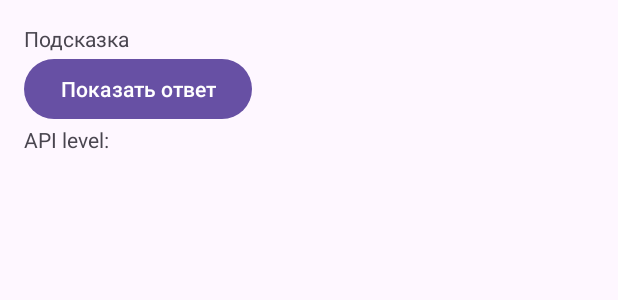
After one commit to PumpkinFox13/GeoQuiz, an Android app: the layout activity_cheat.xml on its own in the app's theme, with its tools: preview values and no code run, on a phone screen of 412 x 824 dp. The commit adds this screen. Shown: the top 300 px of the screen. Run offline under Robolectric (Android 15) with nearby library versions, the phone set to English and light mode, and no system bars.

Commit message:
popitka sdelat knopky CHEAT

```diff
--- a/app/src/main/AndroidManifest.xml
+++ b/app/src/main/AndroidManifest.xml
@@ -13,6 +13,9 @@
         android:theme="@style/Theme.GeoQuiz"
         tools:targetApi="31">
         <activity
+            android:name=".CheatActivity"
+            android:exported="false" />
+        <activity
             android:name=".MainActivity"
             android:exported="true">
             <intent-filter>
--- /dev/null
+++ b/app/src/main/res/layout/activity_cheat.xml
@@ -0,0 +1,26 @@
+<?xml version="1.0" encoding="utf-8"?>
+<LinearLayout xmlns:android="http://schemas.android.com/apk/res/android"
+    android:layout_width="match_parent"
+    android:layout_height="match_parent"
+    android:orientation="vertical"
+    android:padding="16dp">
+
+    <TextView
+        android:id="@+id/answer_text_view"
+        android:layout_width="wrap_content"
+        android:layout_height="wrap_content"
+        android:text="Подсказка" />
+
+    <Button
+        android:id="@+id/show_answer_button"
+        android:layout_width="wrap_content"
+        android:layout_height="wrap_content"
+        android:text="Показать ответ" />
+
+    <TextView
+        android:id="@+id/api_level_text_view"
+        android:layout_width="wrap_content"
+        android:layout_height="wrap_content"
+        android:text="API level: " />
+
+</LinearLayout>
--- a/app/src/main/res/layout/activity_main.xml
+++ b/app/src/main/res/layout/activity_main.xml
@@ -11,7 +11,8 @@
         android:layout_width="match_parent"
         android:layout_height="match_parent"
         android:gravity="center"
-        android:orientation="vertical">
+        android:orientation="vertical"
+        >
 
         <TextView
             android:id="@+id/textViewQuestion"
--- a/app/src/main/res/values/strings.xml
+++ b/app/src/main/res/values/strings.xml
@@ -15,4 +15,8 @@
     <string name="show_answer_button">Show Answer</string>
     <string name="cheat_button">Cheat!</string>
     <string name="judgment_toast">Cheating is wrong.</string>
+    <string name="api_level">API level: %1$d</string>
+    <string name="correct_answer">Правильный ответ: %1$s</string>
+    <string name="cheat_attempts_limit_reached">Вы исчерпали лимит подсказок</string>
+
 </resources>
```
Also changed, not shown: app/src/main/java/com/example/geoquiz/CheatActivity.kt (added, +41 -0 lines), app/src/main/java/com/example/geoquiz/MainActivity.kt (+9 -3 lines).
